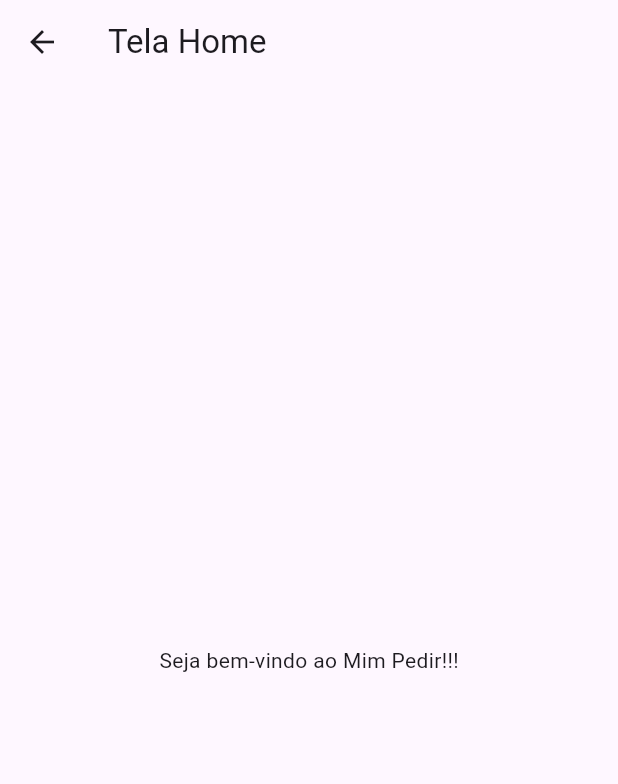
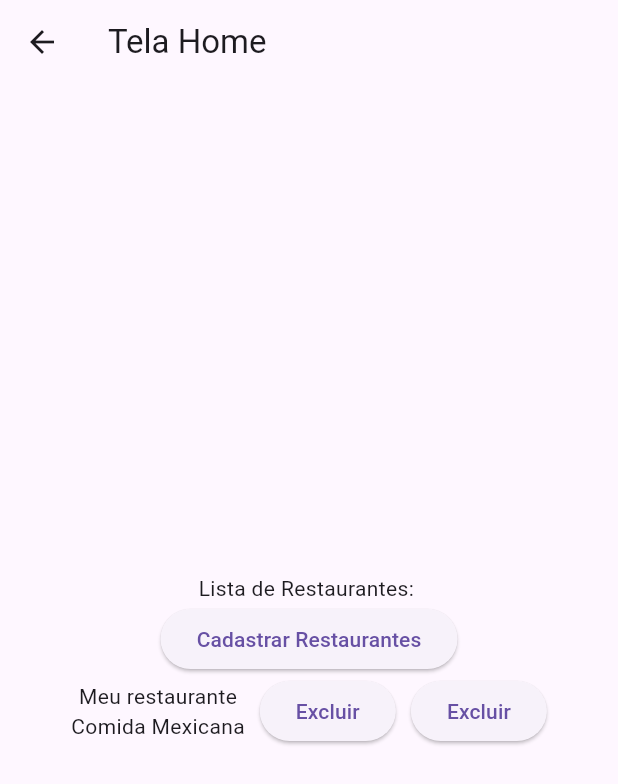
Before and after one commit to GabrielBrito770/mimpedir, a Flutter app: the TelaHome screen opened directly, on a phone screen of 412 x 824 dp. Shown: the top 784 px of the screen. Run offline on Flutter 3.47's test engine with Material 3 defaults, Android fonts, the phone set to English and light mode, and no system bars; our stand-ins replace sqflite; accounts and stored records are empty.

Commit message:
Complementando a tela home e criando a tela de cadastro do restaurante

```diff
--- a/lib/main.dart
+++ b/lib/main.dart
@@ -11,8 +11,6 @@ class MyApp extends StatelessWidget {
   @override
   Widget build(BuildContext context) {
 
-
-
     return MaterialApp(
       debugShowCheckedModeBanner: false,
         home: TelaLogin(),
--- a/lib/tela_home.dart
+++ b/lib/tela_home.dart
@@ -1,4 +1,5 @@
 import 'package:flutter/material.dart';
+import 'package:mimpedir/tela_cad_restaurante.dart';
 
 class TelaHome extends StatelessWidget{
   TelaHome({super.key});
@@ -7,9 +8,34 @@ class TelaHome extends StatelessWidget{
   Widget build(BuildContext context) {
     return Scaffold(
       appBar: AppBar(title: const Text('Tela Home')),
-      body: Center(
-        child: Text('Seja bem-vindo ao Mim Pedir!!!'),
-      ),
+      body: Padding(padding: const EdgeInsets.all(20),
+        child: Column(
+          mainAxisAlignment: MainAxisAlignment.center,
+          children:[
+            Text("Lista de Restaurantes: "),
+            ElevatedButton(onPressed: (){
+              Navigator.push(context, MaterialPageRoute(builder: (context) => TelaCadRestaurante()));
+            }, child: Text("Cadastrar Restaurantes")),
+            Row(
+              mainAxisAlignment: MainAxisAlignment.center,
+              children:
+              [
+
+                Column(
+                  children: [
+                    Text("Meu restaurante"),
+                    Text("Comida Mexicana")
+                  ],
+                ),
+                SizedBox(width: 10),
+                ElevatedButton(onPressed: (){}, child: Text("Excluir")),
+                SizedBox(width: 10),
+                ElevatedButton(onPressed: (){}, child: Text("Excluir")),
+              ],
+            ),
+          ],
+        ),
+      )
     );
   }
 }
```
Also changed, not shown: lib/tela_cad_restaurante.dart (added, +48 -0 lines).
